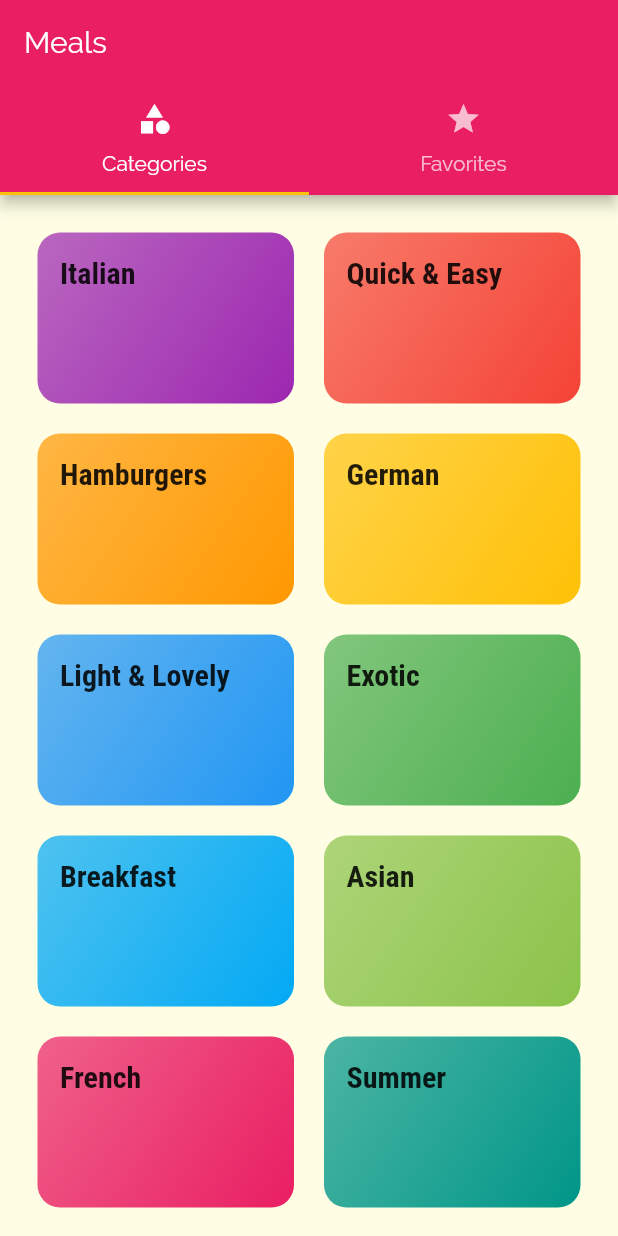
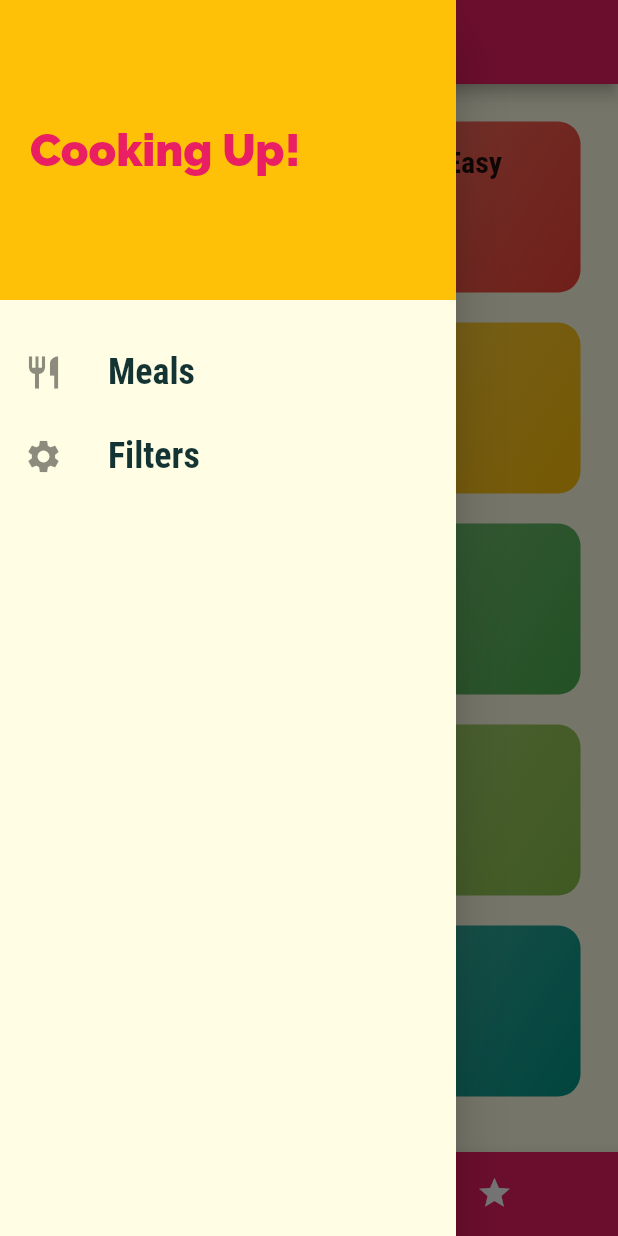
Before and after one commit to freebot/menu_app, a Flutter app: the screen it shows after launch, with the side drawer open (before the commit the screen has no drawer), on a phone screen of 412 x 824 dp. Run offline on Flutter 3.47's test engine with Material 2 defaults, Android fonts, the phone set to English and light mode, and no system bars.

Commit message:
Final version

```diff
--- a/lib/main.dart
+++ b/lib/main.dart
@@ -1,13 +1,74 @@
 import 'package:flutter/material.dart';
+import 'package:menu_app/screens/categories_screen.dart';
 
+import './dummy-data.dart';
+import './models/meal.dart';
+import './screens/filters_screen.dart';
 import './screens/tabs_secreen.dart';
 import './screens/meal_detail_screen.dart';
 import './screens/category_meals_screen.dart';
-import './screens/categories_screen.dart';
+//import './screens/categories_screen.dart';
 
 void main() => runApp(MyApp());
 
-class MyApp extends StatelessWidget {
+class MyApp extends StatefulWidget {
+  @override
+  _MyAppState createState() => _MyAppState();
+}
+
+class _MyAppState extends State<MyApp> {
+  Map<String, bool> _filters = {
+    'gluten': false,
+    'lactose': false,
+    'vegan': false,
+    'vegetarian': false,
+  };
+
+  List<Meal> _availableMeals = DUMMY_MEALS;
+  List<Meal> _favoritedMeals = [];
+
+  void _setFilters(Map<String, bool> filterData) {
+    setState(() {
+      _filters = filterData;
+
+      _availableMeals = DUMMY_MEALS.where((meal) {
+        if (_filters['gluten'] && !meal.isGlutenFree) {
+          return false;
+        }
+        if (_filters['lactose'] && !meal.isLactoseFree) {
+          return false;
+        }
+        if (_filters['vegan'] && !meal.isVegan) {
+          return false;
+        }
+        if (_filters['vegetarian'] && !meal.isVegetarian) {
+          return false;
+        }
+        return true;
+      }).toList();
+    });
+  }
+
+  void _toggleFavorites(mealId) {
+    final existingIndex =
+        _favoritedMeals.indexWhere((meal) => meal.id == mealId);
+    if (existingIndex >= 0) {
+      setState(() {
+        _favoritedMeals.removeAt(existingIndex);
+      });
+    } else {
+      setState(() {
+        _favoritedMeals.add(
+          DUMMY_MEALS.firstWhere((meal) => meal.id == mealId),
+        );
+      });
+    }
+  }
+
+  bool isMealFavorite(String id) {
+    return _favoritedMeals.any((meal) => meal.id == id);
+  }
+
   @override
   Widget build(BuildContext context) {
     return MaterialApp(
@@ -33,13 +94,15 @@ class MyApp extends StatelessWidget {
       ),
       //home: CategoriesScreen(),
       routes: {
-        '/': (ctx) => TabsScreen(),
-        CategoryMealsScreen.routeName: (ctx) => CategoryMealsScreen(),
-        MealDetailScreen.routeName: (ctx) => MealDetailScreen(),
+        '/': (ctx) => TabsScreen(_favoritedMeals),
+        CategoryMealsScreen.routeName: (ctx) =>
+            CategoryMealsScreen(_availableMeals),
+        MealDetailScreen.routeName: (ctx) => MealDetailScreen(_toggleFavorites, isMealFavorite),
+        FiltersScreen.routeName: (ctx) => FiltersScreen(_filters, _setFilters),
       },
-      onUnknownRoute: (settings) {
-        return MaterialPageRoute(builder: (ctx) => CategoryMealsScreen());
-      },
+      //onUnknownRoute: (settings) {
+      //  return MaterialPageRoute(builder: (ctx) => CategoriesScreen();
+      //},
     );
   }
 }
--- a/lib/screens/tabs_secreen.dart
+++ b/lib/screens/tabs_secreen.dart
@@ -1,37 +1,75 @@
 import 'package:flutter/material.dart';
+import '../widgets/main_drawer.dart';
 import '../screens/favorites_screen.dart';
 import '../screens/categories_screen.dart';
+import '../models/meal.dart';
 
 class TabsScreen extends StatefulWidget {
+  final List<Meal> favoriteMeals;
+
+  TabsScreen(this.favoriteMeals);
+
   @override
   _TabsScreenState createState() => _TabsScreenState();
 }
 
 class _TabsScreenState extends State<TabsScreen> {
+  List<Map<String, Object>> _pages;
+
+  int _selectedPageIndex = 0;
+
+  @override
+  void initState() {
+    _pages=[
+    {
+      'page': CategoriesScreen(),
+      'title': 'Categories',
+    },
+    {
+      'page': FavoritesScreen(widget.favoriteMeals),
+      'title': 'Favorites',
+    },
+  ];
+    super.initState();
+  }
+
+  void _selectPage(int index) {
+    setState(() {
+      _selectedPageIndex = index;
+    });
+  }
+
   @override
   Widget build(BuildContext context) {
-    return DefaultTabController(
-      length: 2,
-      child: Scaffold(
-        appBar: AppBar(
-          title: Text('Meals'),
-          bottom: TabBar(
-            tabs: <Widget>[
-              Tab(
-                icon: Icon(Icons.category),
-                text: 'Categories',
-              ),
-              Tab(
-                icon: Icon(Icons.star),
-                text: 'Favorites',
-              ),
-            ],
+    return Scaffold(
+      appBar: AppBar(
+        title: Text(_pages[_selectedPageIndex]['title']),
+      ),
+      drawer: MainDrawer(),
+      body: _pages[_selectedPageIndex]['page'],
+      bottomNavigationBar: BottomNavigationBar(
+        onTap: _selectPage,
+        backgroundColor: Theme.of(context).primaryColor,
+        unselectedItemColor: Colors.white,
+        selectedItemColor: Theme.of(context).accentColor,
+        currentIndex: _selectedPageIndex,
+        type: BottomNavigationBarType.shifting,
+        items: [
+          BottomNavigationBarItem(
+            backgroundColor: Theme.of(context).primaryColor,
+            icon: Icon(
+              Icons.category,
+            ),
+            title: Text(
+              'Categories',
+            ),
           ),
-        ),
-        body: TabBarView(children: <Widget>[
-          CategoriesScreen(),
-          FavoritesScreen(),
-        ],),
+          BottomNavigationBarItem(
+            backgroundColor: Theme.of(context).primaryColor,
+            icon: Icon(Icons.star),
+            title: Text('Favorites'),
+          ),
+        ],
       ),
     );
   }
--- /dev/null
+++ b/lib/widgets/main_drawer.dart
@@ -0,0 +1,67 @@
+import 'package:flutter/material.dart';
+
+class MainDrawer extends StatelessWidget {
+  Widget buildListTitle(
+    String title,
+    IconData icon,
+    Function tapHandler,
+  ) {
+    return ListTile(
+      leading: Icon(
+        icon,
+        size: 26,
+      ),
+      title: Text(
+        title,
+        style: TextStyle(
+          fontFamily: 'RobotoCondensed',
+          fontSize: 24,
+          fontWeight: FontWeight.bold,
+        ),
+      ),
+      onTap: tapHandler,
+    );
+  }
+
+  @override
+  Widget build(BuildContext context) {
+    return Drawer(
+      child: Column(
+        children: <Widget>[
+          Container(
+            height: 200,
+            width: double.infinity,
+            padding: EdgeInsets.all(20),
+            alignment: Alignment.centerLeft,
+            color: Theme.of(context).accentColor,
+            child: Text(
+              'Cooking Up!',
+              style: TextStyle(
+                fontWeight: FontWeight.w900,
+                fontSize: 30,
+                color: Theme.of(context).primaryColor,
+              ),
+            ),
+          ),
+          SizedBox(
+            height: 20,
+          ),
+          buildListTitle(
+            'Meals',
+            Icons.restaurant,
+            () {
+              Navigator.of(context).pushReplacementNamed('/');
+            },
+          ),
+          buildListTitle(
+            'Filters',
+            Icons.settings,
+            () {
+              Navigator.of(context).pushReplacementNamed('/filters');
+            }
+          ),
+        ],
+      ),
+    );
+  }
+}
--- a/lib/widgets/meal_item.dart
+++ b/lib/widgets/meal_item.dart
@@ -55,7 +55,11 @@ class MealItem extends StatelessWidget {
     Navigator.of(context).pushNamed(
       MealDetailScreen.routeName,
       arguments: id,
-    );
+    ).then((result) {
+        if (result!=null) {
+        //  removeItem(result);
+        }
+    });
   }
 
   @override
```
Also changed, not shown: lib/screens/category_meals_screen.dart (+48 -19 lines), lib/screens/favorites_screen.dart (+25 -1 lines), lib/screens/filters_screen.dart (added, +124 -0 lines), lib/screens/meal_detail_screen.dart (+11 -0 lines).
